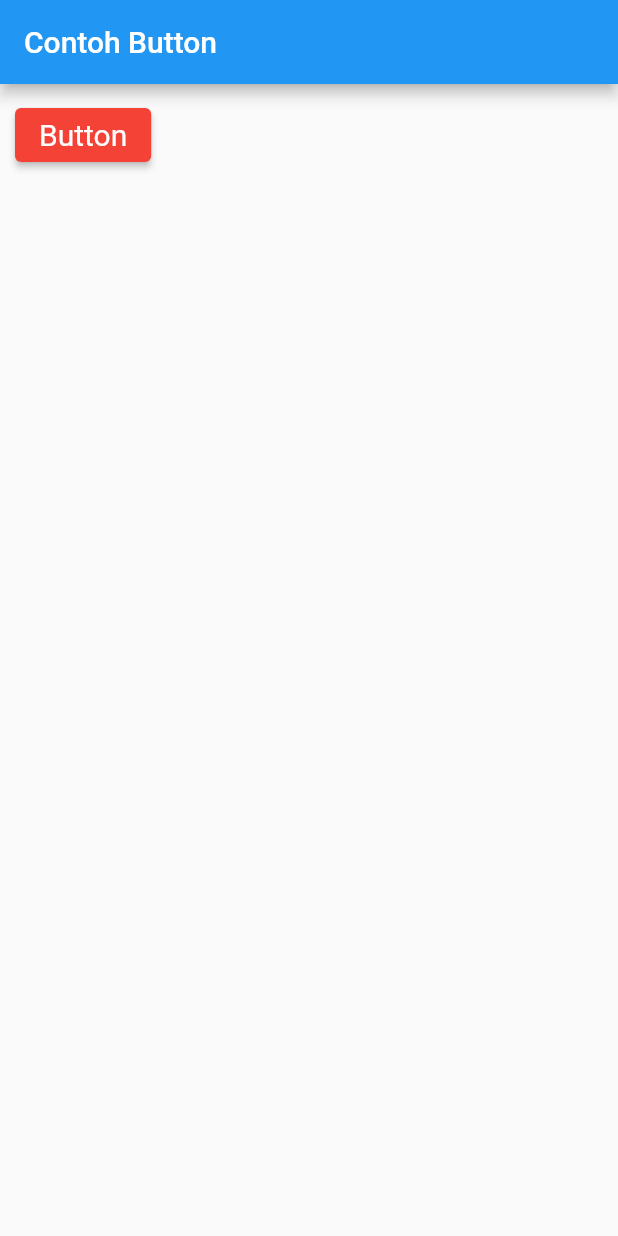
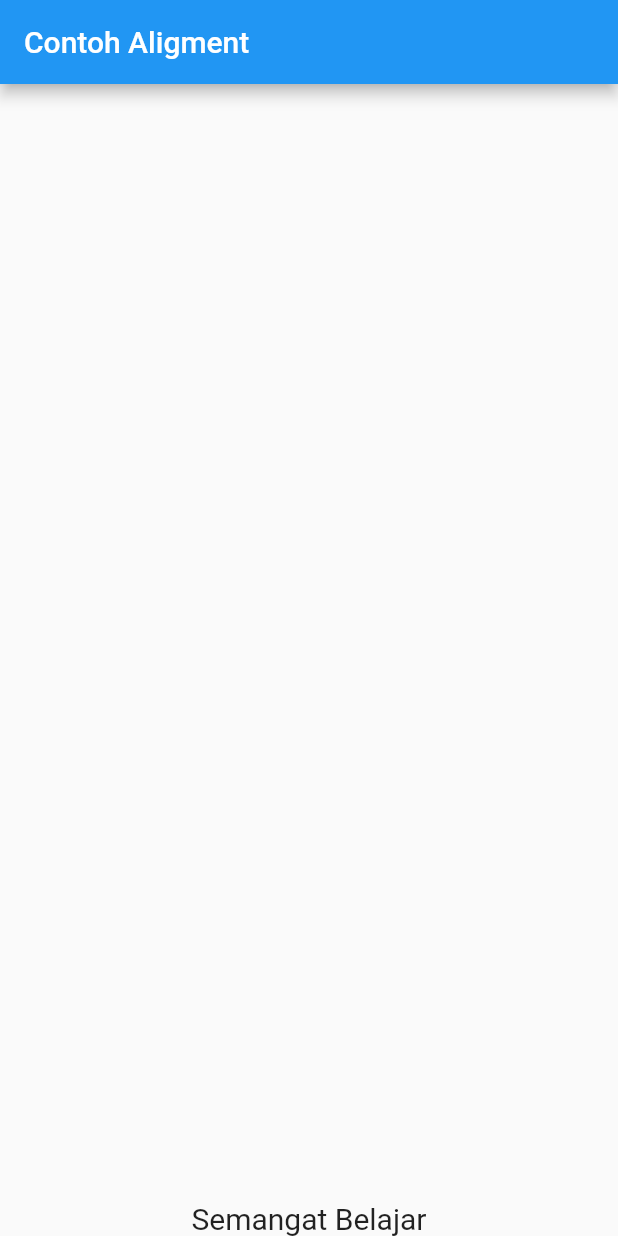
Before and after one commit to Acceleratorll/js02, a Flutter app: the screen it shows after launch, on a phone screen of 412 x 824 dp. Run offline on Flutter 3.47's test engine with Material 2 defaults, Android fonts, the phone set to English and light mode, and no system bars.

Commit message:
Alignment

```diff
--- a/lib/main.dart
+++ b/lib/main.dart
@@ -9,19 +9,15 @@ class MyApp extends StatelessWidget {
   Widget build(BuildContext context) {
     return MaterialApp(
       home: Scaffold(
-          appBar: AppBar(title: const Text("Contoh Button")),
-          // ignore: avoid_unnecessary_containers
+          appBar: AppBar(title: const Text("Contoh Aligment")),
           body: Container(
-            margin: const EdgeInsets.all(10.0),
-            child: ElevatedButton(
-              style: ElevatedButton.styleFrom(
-                primary: Colors.red,
-                textStyle: const TextStyle(color: Colors.white),
-              ),
-              onPressed: () {},
-              child: const Text("Button", style: TextStyle(fontSize: 20)),
-            ),
-          )),
+              alignment: Alignment.bottomCenter,
+              child: const Text(
+                'Semangat Belajar',
+                style: TextStyle(
+                  fontSize: 20,
+                ),
+              ))),
     );
 
   }
```
